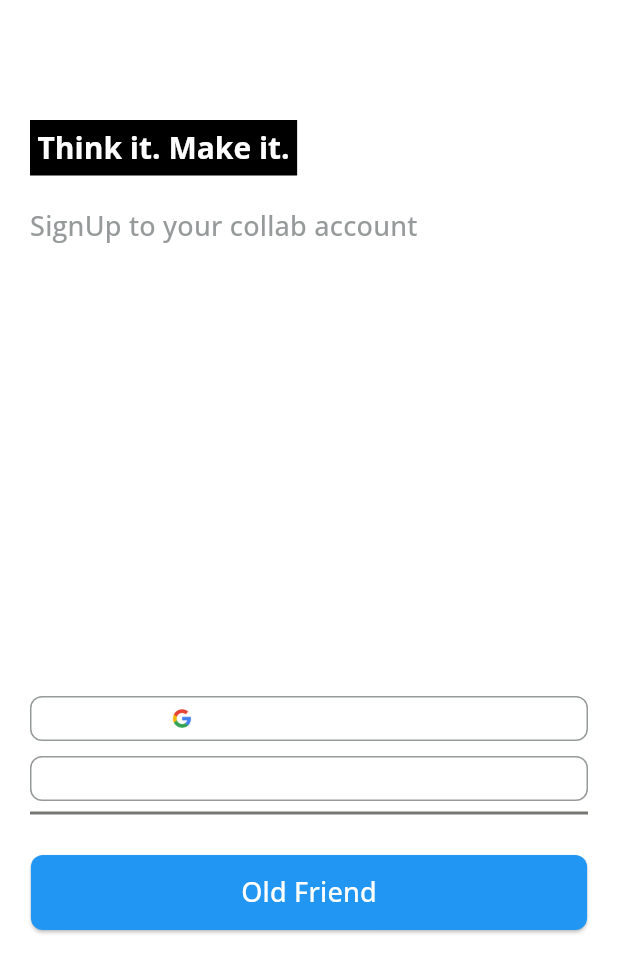
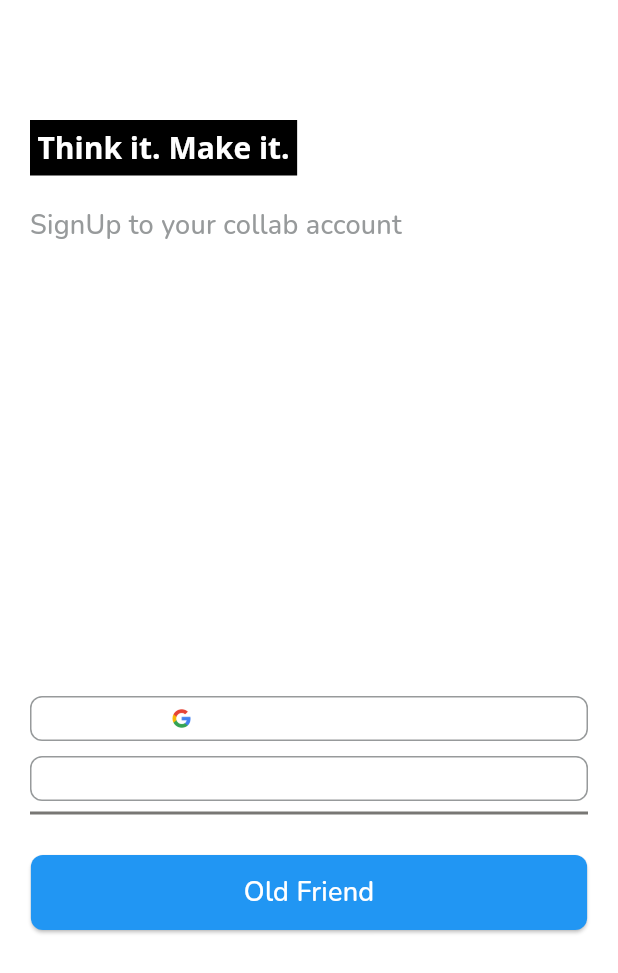
Before and after one commit to KalpeshJangir23/Collab-, a Flutter app: the screen it shows after launch, after a tap on "New User", on a phone screen of 412 x 824 dp. Shown: the top 973 px of the screen. Run offline on Flutter 3.47's test engine with Material 3 defaults, Android fonts, the phone set to English and light mode, and no system bars; drawn by our look-alikes of animated_text_kit; our stand-ins replace cloud_firestore, firebase_auth, firebase_core, firebase_storage, flutter_riverpod, google_fonts and 3 more; missing offline and left inert: dart:ffi; accounts and stored records are empty.

Commit message:
basic file struture

```diff
--- a/lib/Screens/UserCreationAndSignUp/login_screen.dart
+++ b/lib/Screens/UserCreationAndSignUp/login_screen.dart
@@ -32,9 +32,9 @@ class _LoginScreenState extends ConsumerState<LoginScreen> {
     super.dispose();
   }
 
-  void signInWithGoogle(ref) {
+  void signInWithGoogle(ref, context) {
     // Implement your Google Sign-In logic here
-    ref.read(authControllerProvider).signInWithGoogle();
+    ref.read(authControllerProvider).googleSignIn(context);
   }
 
   void oldUserEntry(ref, context) {
@@ -93,7 +93,7 @@ class _LoginScreenState extends ConsumerState<LoginScreen> {
                   children: [
                     ButtonWithNameAndImage(
                       imageName: "assets/google_icon.png",
-                      ontap: () => signInWithGoogle(ref),
+                      ontap: () => signInWithGoogle(ref, context),
                       loginfield: "Continue With Google",
                     ),
                     const SizedBox(height: 10),
--- a/lib/Screens/UserCreationAndSignUp/signUpScreen.dart
+++ b/lib/Screens/UserCreationAndSignUp/signUpScreen.dart
@@ -33,9 +33,9 @@ class _SignUpScreenState extends ConsumerState<SignUpScreen> {
     super.dispose();
   }
 
-  void signInWithGoogle(ref) {
+  void signInWithGoogle(ref, context) {
     // Implement your Google Sign-In logic here
-    ref.read(authControllerProvider).signInWithGoogle();
+    ref.read(authControllerProvider).googleSignIn();
   }
 
   void newUseCreation(ref, context) {
@@ -94,7 +94,7 @@ class _SignUpScreenState extends ConsumerState<SignUpScreen> {
                   children: [
                     ButtonWithNameAndImage(
                       imageName: "assets/google_icon.png",
-                      ontap: () => signInWithGoogle(ref),
+                      ontap: () => signInWithGoogle(ref, context),
                       loginfield: "Continue With Google",
                     ),
                     const SizedBox(height: 10),
--- a/lib/auth/auth_method.dart
+++ b/lib/auth/auth_method.dart
@@ -32,7 +32,8 @@ class AuthMethod extends ChangeNotifier {
 
   // Stream<User?> get authStateChange => _auth.authStateChanges();
 
-  void signInWithGoogle() async {
+  Future<String> signInWithGoogle() async {
+    String res = "";
     try {
       final GoogleSignInAccount? googleUser = await _googleSignIn.signIn();
       final googleAuth = await googleUser?.authentication;
@@ -40,12 +41,14 @@ class AuthMethod extends ChangeNotifier {
         accessToken: googleAuth?.accessToken,
         idToken: googleAuth?.idToken,
       );
+      res = "GoogleSignIn";
 
       UserCredential userCred = await _auth.signInWithCredential(credential);
       print(userCred.user?.displayName);
     } catch (e) {
       print(e.toString());
     }
+    return res;
   }
 
   Future<String> newUserCreationUsingEmailAndPassword(String email, String password) async {
--- a/lib/utils/theme.dart
+++ b/lib/utils/theme.dart
@@ -4,16 +4,16 @@ import 'package:google_fonts/google_fonts.dart';
 // https://www.notionavenue.co/post/notion-color-code-hex-palette
 
 final TextTheme myTextTheme = TextTheme(
-  displayLarge: GoogleFonts.openSans(fontSize: 32, color: Colors.black, fontWeight: FontWeight.bold),
-  displayMedium: GoogleFonts.openSans(fontSize: 28, color: Colors.white, fontWeight: FontWeight.bold),
-  displaySmall: GoogleFonts.openSans(fontSize: 24, color: Colors.black, fontWeight: FontWeight.bold),
-  bodyLarge: GoogleFonts.openSans(fontSize: 16, color: Colors.black),
-  bodyMedium: GoogleFonts.openSans(fontSize: 14, color: Colors.black),
-  titleMedium: GoogleFonts.openSans(
+  displayLarge: GoogleFonts.nunito(fontSize: 32, color: Colors.black, fontWeight: FontWeight.bold),
+  displayMedium: GoogleFonts.nunito(fontSize: 28, color: Colors.white, fontWeight: FontWeight.bold),
+  displaySmall: GoogleFonts.nunito(fontSize: 20, color: Colors.white, fontWeight: FontWeight.bold),
+  bodyLarge: GoogleFonts.nunito(fontSize: 16, color: Colors.black),
+  bodyMedium: GoogleFonts.nunito(fontSize: 14, color: Colors.black),
+  titleMedium: GoogleFonts.nunito(
     fontSize: 18,
     color: Colors.white,
   ),
-  titleSmall: GoogleFonts.openSans(
+  titleSmall: GoogleFonts.nunito(
     fontSize: 16,
     color: Colors.white,
   ),
```
Also changed, not shown: lib/Screens/HomePart/fileStructure/tree.dart (added, +83 -0 lines), lib/Screens/HomePart/home_screen.dart (+4 -15 lines), lib/Screens/HomePart/widget/node.dart (added, +81 -0 lines), lib/auth/authController.dart (+8 -3 lines).
